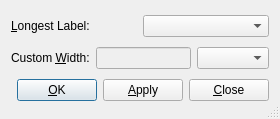
Above: src/frontends/qt4/ui/PrintNomenclUi.ui from cburschka/lyx before the change. Below: the same form after it.
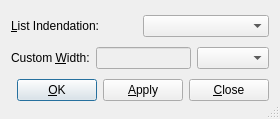
That is the form after the change. Custom widgets are drawn as their Qt base class.

Commit message: GuiPrintNomencl: More descriptive UI.

The edit to the form file:
```diff
--- a/src/frontends/qt4/ui/PrintNomenclUi.ui
+++ b/src/frontends/qt4/ui/PrintNomenclUi.ui
@@ -25,7 +25,7 @@
         <string>Define the label width used for formatting the nomenclature list.</string>
        </property>
        <property name="text">
-        <string>&amp;Longest Label:</string>
+        <string>&amp;List Indendation:</string>
        </property>
        <property name="buddy">
         <cstring>setWidthCO</cstring>
```
Left out of the diff: 6 changed lines with no effect on the pictures. The commit also changes 1 other file.
